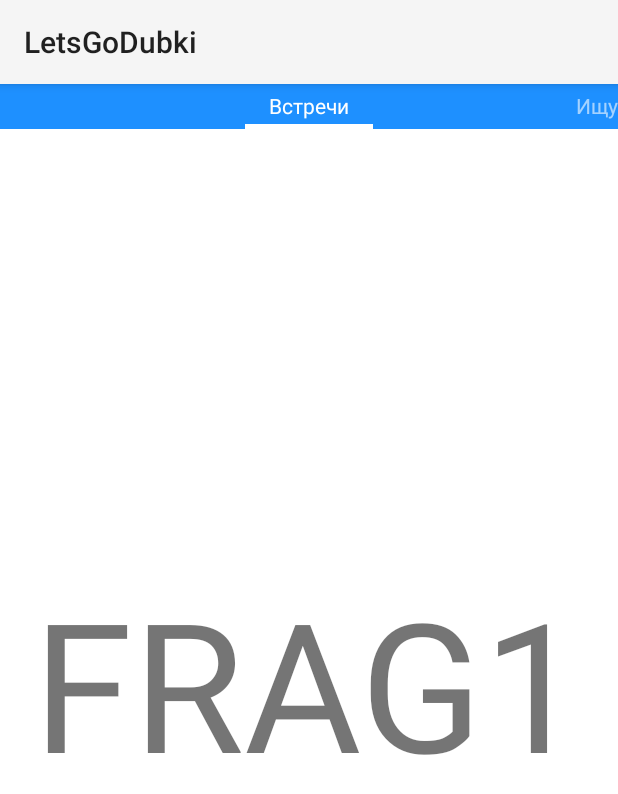
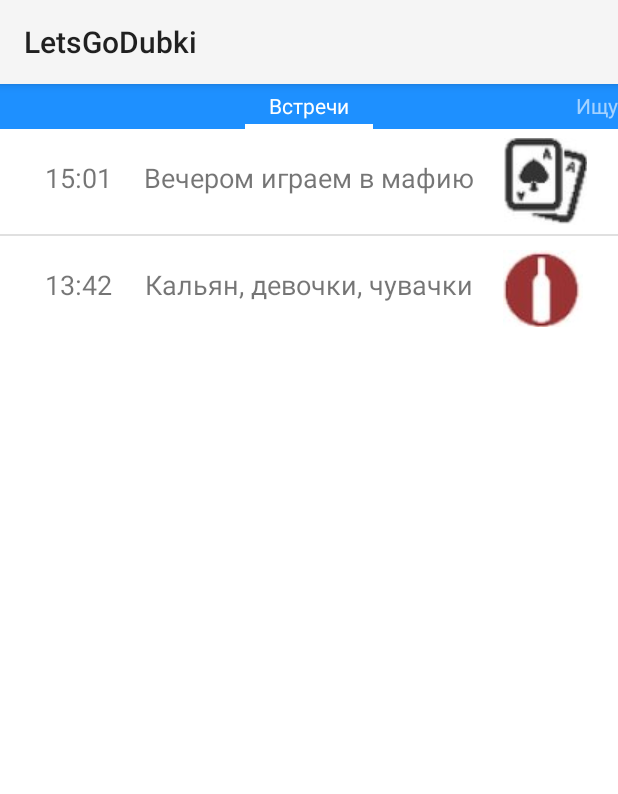
Before and after one commit to egorfa/LetsGoDubki, an Android app: the screen it shows after launch (LibraryMenu), on a phone screen of 412 x 824 dp. Shown: the top 794 px of the screen. Run offline under Robolectric (Android 15) with nearby library versions, the phone set to English and light mode, and no system bars.

Commit message:
First stage

```diff
--- a/app/src/main/java/com/dtd/letsgodubki/LibraryFragment.java
+++ b/app/src/main/java/com/dtd/letsgodubki/LibraryFragment.java
@@ -6,7 +6,11 @@ import android.view.Gravity;
 import android.view.LayoutInflater;
 import android.view.View;
 import android.view.ViewGroup;
+import android.widget.AdapterView;
+import android.widget.ListView;
 import android.widget.Toast;
+
+import java.util.ArrayList;
 
 /**
  * Created by Egor on 21.11.2014.
@@ -14,9 +18,7 @@ import android.widget.Toast;
 public class LibraryFragment extends Fragment {
 
     Toast m_currentToast;
-
     static final String ARGUMENT_PAGE_NUMBER = "arg_page_number";
-
     int pageNumber;
 
     static LibraryFragment newInstance(int page) {
@@ -31,6 +33,14 @@ public class LibraryFragment extends Fragment {
     public void onCreate(Bundle savedInstanceState) {
         super.onCreate(savedInstanceState);
         pageNumber = getArguments().getInt(ARGUMENT_PAGE_NUMBER);
+
+        /*listViewMeetings.setOnItemClickListener(new AdapterView.OnItemClickListener() {
+            @Override
+            public void onItemClick(AdapterView<?> parent, View view, int position, long id) {
+                Meeting selectedMeeting = arrayMeetings.get(position);
+                Toast.makeText("Selected Meeting:" + selectedMeeting.getTitle(), 1000);
+            }
+        });*/
     }
 
     @Override
@@ -40,6 +50,24 @@ public class LibraryFragment extends Fragment {
         switch (pageNumber) {
             case 0:
                 view = inflater.inflate(R.layout.fragment_library1, null);
+                ArrayList<Meeting> arrayMeetings;
+                ListView listViewMeetings;
+
+                arrayMeetings = new ArrayList<Meeting>();
+
+
+
+                Meeting mafia = new Meeting(R.drawable.cards, "15:01", "Вечером играем в мафию");
+                Meeting drink = new Meeting(R.drawable.drink, "13:42", "Кальян, девочки, чувачки");
+
+                arrayMeetings.add(mafia);
+                arrayMeetings.add(drink);
+
+                listViewMeetings = (ListView)view.findViewById(R.id.LV1);
+                ListMeetingsAdapter adapter = new ListMeetingsAdapter(this.getActivity(), arrayMeetings);
+                listViewMeetings.setAdapter(adapter);
+
+
                 break;
             case 1:
                 view = inflater.inflate(R.layout.fragment_library2, null);
--- a/app/src/main/java/com/dtd/letsgodubki/LibraryMenu.java
+++ b/app/src/main/java/com/dtd/letsgodubki/LibraryMenu.java
@@ -29,7 +29,6 @@ public class LibraryMenu extends FragmentActivity {
     protected void onCreate(Bundle savedInstanceState) {
         super.onCreate(savedInstanceState);
         setContentView(R.layout.activity_library_pager);
-        Intent intent = getIntent();
         position = 0;
 
         pager = (ViewPager) findViewById(R.id.pager);
--- /dev/null
+++ b/app/src/main/java/com/dtd/letsgodubki/ListMeetingsAdapter.java
@@ -0,0 +1,63 @@
+package com.dtd.letsgodubki;
+
+import android.content.Context;
+import android.graphics.drawable.Drawable;
+import android.view.LayoutInflater;
+import android.view.View;
+import android.view.ViewGroup;
+import android.widget.BaseAdapter;
+import android.widget.ImageView;
+import android.widget.TextView;
+
+import java.util.List;
+
+/**
+ * Created by 123 on 19.01.2015.
+ */
+public class ListMeetingsAdapter extends BaseAdapter {
+    Context context;
+
+    protected List<Meeting> listMeetings;
+    LayoutInflater inflater;
+
+    public ListMeetingsAdapter(Context context, List<Meeting> listMeetings){
+        this.listMeetings = listMeetings;
+        this.inflater = LayoutInflater.from(context);
+        this.context = context;
+    }
+    public int getCount(){
+        return listMeetings.size();
+    }
+    public Meeting getItem(int position){
+        return listMeetings.get(position);
+    }
+    public long getItemId(int position){
+        return listMeetings.get(position).getDrawableId();
+    }
+    public View getView(int position, View convertView, ViewGroup parent){
+        ViewHolder holder;
+        if(convertView == null){
+            holder = new ViewHolder();
+            convertView = this.inflater.inflate(R.layout.list_item, parent, false);
+            holder.txtTime = (TextView)convertView.findViewById(R.id.time);
+            holder.txtTitle = (TextView)convertView.findViewById(R.id.title);
+            holder.image = (ImageView)convertView.findViewById(R.id.image);
+
+            convertView.setTag(holder);
+        }
+        else{
+            holder = (ViewHolder)convertView.getTag();
+        }
+        Meeting meeting = listMeetings.get(position);
+        holder.txtTime.setText(meeting.getTime());
+        holder.txtTitle.setText(meeting.getTitle());
+        holder.image.setImageResource(meeting.getDrawableId());
+
+        return convertView;
+    }
+    private class ViewHolder{
+        TextView txtTime;
+        TextView txtTitle;
+        ImageView image;
+    }
+}
--- /dev/null
+++ b/app/src/main/java/com/dtd/letsgodubki/Meeting.java
@@ -0,0 +1,34 @@
+package com.dtd.letsgodubki;
+
+/**
+ * Created by 123 on 19.01.2015.
+ */
+public class Meeting {
+    private int drawableId;
+    private String time;
+    private String title;
+
+    public Meeting(int drawableId, String time, String title){
+        this.drawableId = drawableId;
+        this.time = time;
+        this.title = title;
+    }
+    public void setTime(String time){
+        this.time = time;
+    }
+    public void setTitle(String title){
+        this.title = title;
+    }
+    public String getTime(){
+        return time;
+    }
+    public String getTitle(){
+        return title;
+    }
+    public int getDrawableId(){
+        return drawableId;
+    }
+    public void setDrawableId(){
+        this.drawableId = drawableId;
+    }
+}
--- a/app/src/main/res/layout/fragment_library1.xml
+++ b/app/src/main/res/layout/fragment_library1.xml
@@ -7,12 +7,11 @@
     android:orientation="vertical"
     android:background="#ffffff">
 
-    <TextView
+
+    <ListView
         android:layout_width="wrap_content"
         android:layout_height="wrap_content"
-        android:text="FRAG1"
-        android:id="@+id/textView"
-        android:layout_centerVertical="true"
-        android:layout_centerHorizontal="true"
-        android:textSize="120sp" />
+        android:id="@+id/LV1"
+        android:layout_alignParentTop="true"
+        android:layout_centerHorizontal="true" />
 </RelativeLayout>
--- /dev/null
+++ b/app/src/main/res/layout/list_item.xml
@@ -0,0 +1,35 @@
+<?xml version="1.0" encoding="utf-8"?>
+
+<RelativeLayout xmlns:android="http://schemas.android.com/apk/res/android"
+    android:layout_width="match_parent"
+    android:layout_height="70dp">
+
+    <TextView
+        android:layout_width="55dp"
+        android:layout_height="30dp"
+        android:text="Time"
+        android:textSize="18sp"
+        android:id="@+id/time"
+        android:layout_centerVertical="true"
+        android:layout_alignParentLeft="true"
+        android:layout_alignParentStart="true"
+        android:layout_marginLeft="30dp"/>
+
+    <TextView
+        android:layout_width="wrap_content"
+        android:layout_height="30dp"
+        android:textSize="18sp"
+        android:text="Action"
+        android:id="@+id/title"
+        android:layout_centerVertical="true"
+        android:layout_centerHorizontal="true" />
+
+    <ImageView
+        android:layout_width="wrap_content"
+        android:layout_height="wrap_content"
+        android:id="@+id/image"
+        android:layout_centerVertical="true"
+        android:layout_toRightOf="@+id/title"
+        android:layout_toEndOf="@+id/title"
+        android:layout_marginLeft="20dp"/>
+</RelativeLayout>
```
Also changed, not shown: app/src/main/res/drawable/cards.jpg (added), app/src/main/res/drawable/drink.jpg (added), 1 other file.
